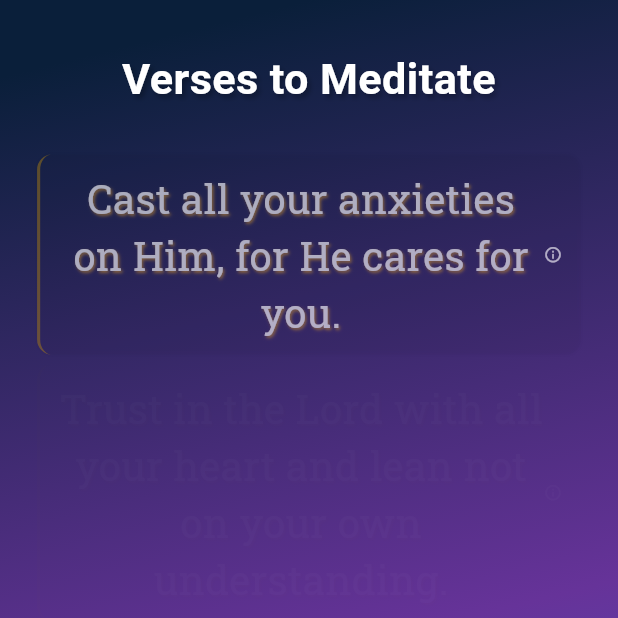
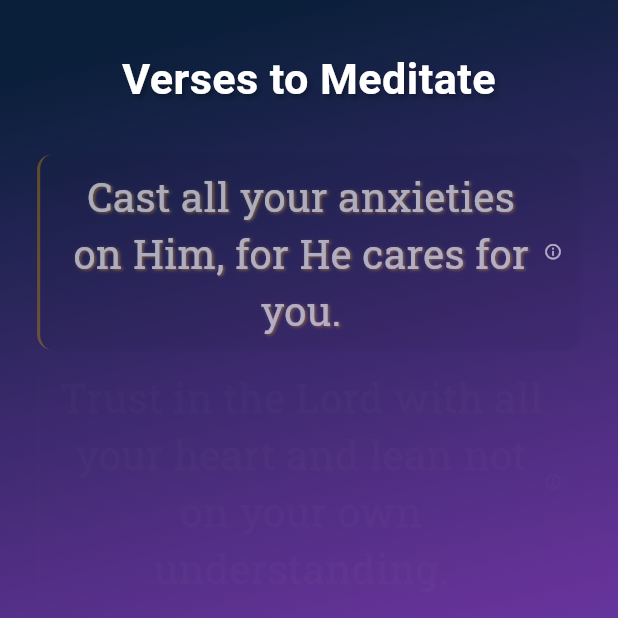
Before and after one commit to MelvinForJESUS/word_of_god, a Flutter app: the PreparatoryScreen screen opened directly, on a phone screen of 412 x 824 dp, the top half of it. Run offline on Flutter 3.47's test engine with Material 3 defaults, Android fonts, the phone set to English and light mode, and no system bars; our stand-ins replace connectivity_plus, google_fonts, share_plus, webview_flutter; Roboto replaces fonts that are missing (RobotoSlab).

```diff
--- a/lib/screens/preparatory_screen.dart
+++ b/lib/screens/preparatory_screen.dart
@@ -92,7 +92,11 @@ class _PreparatoryScreenState extends State<PreparatoryScreen>
 
     // Verses
     final double verseFontSize = screenWidth * 0.065;
-    final double versePaddingVertical = screenHeight * 0.012;
+    // Conditional padding and spacing
+    final double versePaddingVertical =
+        screenHeight * (screenWidth < 350 ? 0.015 : 0.01);
+    final double verseSpacing =
+        screenHeight * (screenWidth < 350 ? 0.01 : 0.005);
     final double versePaddingHorizontal = screenWidth * 0.03;
     final double verseBorderRadius = screenWidth * 0.025;
 
@@ -147,7 +151,7 @@ class _PreparatoryScreenState extends State<PreparatoryScreen>
               ),
 
               // Verses Section (Wrapped in Expanded)
-              Expanded(
+              Expanded( // Expanded for dynamic sizing
                 child: SingleChildScrollView(
                   padding: EdgeInsets.only(
                       left: screenWidth * 0.06,
@@ -158,7 +162,8 @@ class _PreparatoryScreenState extends State<PreparatoryScreen>
                     mainAxisAlignment: MainAxisAlignment.center,
                     children: [
                       // Verse 1
-                      FadeTransition(
+                      Flexible( // Flexible wrapper
+                        child: FadeTransition(
                           opacity: _verse1FadeAnimation,
                           child: _buildVerseContainer(
                             verseText:
@@ -172,10 +177,12 @@ class _PreparatoryScreenState extends State<PreparatoryScreen>
                             screenWidth: screenWidth,
                           ),
                         ),
-                      SizedBox(height: screenHeight * 0.0075), // Slightly increased
+                      ),
+                      SizedBox(height: verseSpacing), // Conditional spacing
 
                       // Verse 2
-                      FadeTransition(
+                      Flexible( // Flexible wrapper
+                        child: FadeTransition(
                           opacity: _verse2FadeAnimation,
                           child: _buildVerseContainer(
                             verseText:
@@ -189,10 +196,12 @@ class _PreparatoryScreenState extends State<PreparatoryScreen>
                             screenWidth: screenWidth,
                           ),
                         ),
-                      SizedBox(height: screenHeight * 0.0075), // Slightly increased
+                      ),
+                      SizedBox(height: verseSpacing), // Conditional spacing
 
                       // Verse 3
-                      FadeTransition(
+                      Flexible( // Flexible wrapper
+                        child: FadeTransition(
                           opacity: _verse3FadeAnimation,
                           child: _buildVerseContainer(
                             verseText:
@@ -204,6 +213,7 @@ class _PreparatoryScreenState extends State<PreparatoryScreen>
                             verseBorderRadius: verseBorderRadius,
                             citationIconSize: citationIconSize,
                             screenWidth: screenWidth,
+                          ),
                         ),
                       ),
                     ],
@@ -222,14 +232,17 @@ class _PreparatoryScreenState extends State<PreparatoryScreen>
                         boxShadow: _allVersesVisible  // Use the flag here
                             ? [
                                 BoxShadow(
-                                   color: AppTheme.accentGold.withAlpha((60 + //Reduced Alpha
-                          60 *  //Reduced Alpha
+                                  color: AppTheme.accentGold
+                                      .withAlpha((60 + //Reduced Alpha
+                                          60 * //Reduced Alpha
                                               _buttonGlowAnimationController
                                                   .value)
                                       .toInt()),
-                  blurRadius: 10 * // Reduced blur
+                                  blurRadius:
+                                      10 * // Reduced blur
                                           _buttonGlowAnimationController.value,
-                  spreadRadius: 2 * // Reduced spread
+                                  spreadRadius:
+                                      2 * // Reduced spread
                                           _buttonGlowAnimationController.value,
                                 )
                               ]
@@ -294,7 +307,7 @@ class _PreparatoryScreenState extends State<PreparatoryScreen>
       padding: EdgeInsets.symmetric(
           vertical: versePaddingVertical, horizontal: versePaddingHorizontal),
       decoration: BoxDecoration(
-        color: Colors.black.withOpacity(0.03),
+        color: Colors.black.withOpacity(screenWidth < 350 ? 0.04 : 0.02), // Conditional, lighter color
         borderRadius: BorderRadius.circular(verseBorderRadius),
         border: Border( // Add the left border
           left: BorderSide(
@@ -324,6 +337,7 @@ class _PreparatoryScreenState extends State<PreparatoryScreen>
                   fontSize: verseFontSize,
                   color: Colors.white,
                   fontStyle: FontStyle.normal,
+                  // fontWeight: FontWeight.bold, // Removed bold
                   shadows: [
                     Shadow(
                         color: const Color.fromARGB(255, 192, 136, 45),
```
Also changed, not shown: 4 other files. Lines whose indentation alone changed are shown as unchanged.
